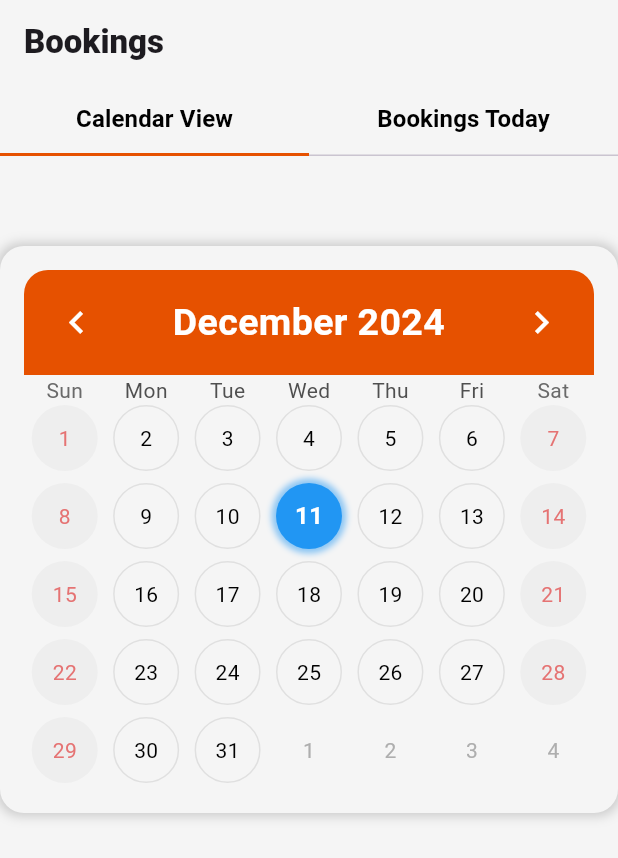
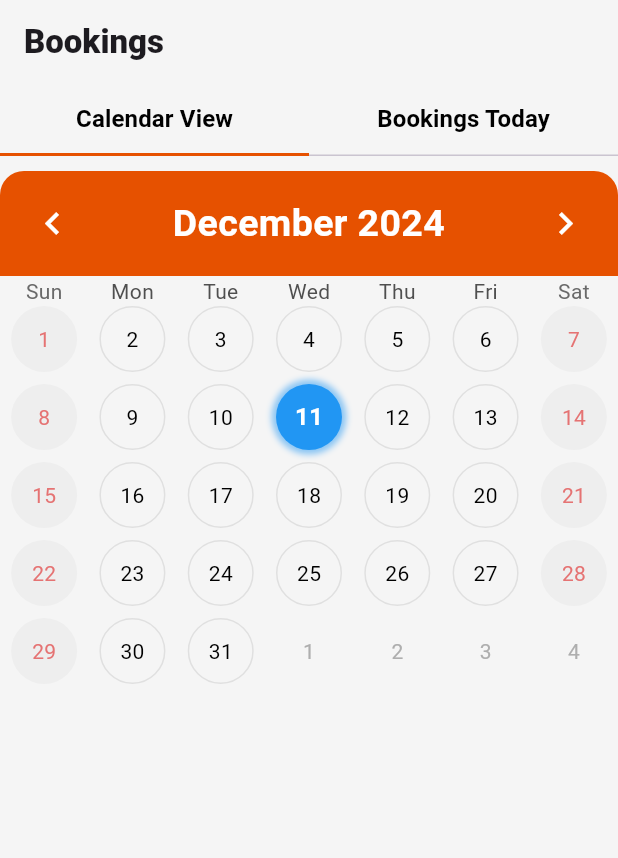
Before and after one commit to TechPyllars2024/AutoCareAutomotive, a Flutter app: the AutomotiveBookingScreen screen opened directly, on a phone screen of 412 x 824 dp. Shown: the top 858 px of the screen. Run offline on Flutter 3.47's test engine with Material 3 defaults, Android fonts, the phone set to English and light mode, and no system bars; drawn by our look-alikes of table_calendar; our stand-ins replace carousel_slider, cloud_firestore, curved_navigation_bar, file_picker, firebase_auth, firebase_core and 12 more; missing offline and left inert: flutter_pannable_rating_bar, flutter_pdfview; accounts and stored records are empty.

Commit message:
update: booking page

```diff
--- a/lib/Booking Mangement/screens/automotive_booking.dart
+++ b/lib/Booking Mangement/screens/automotive_booking.dart
@@ -643,21 +643,8 @@ class _AutomotiveBookingState extends State<AutomotiveBookingScreen> {
           children: [
             Column(
               children: [
-                const SizedBox(height: 60),
-                Container(
-                  padding: const EdgeInsets.all(16.0),
-                  decoration: BoxDecoration(
-                    color: Colors.grey.shade100,
-                    borderRadius: BorderRadius.circular(16),
-                    boxShadow: [
-                      BoxShadow(
-                        color: Colors.grey.withOpacity(0.5),
-                        blurRadius: 6,
-                        spreadRadius: 2,
-                      ),
-                    ],
-                  ),
-                  child: TableCalendar(
+                const SizedBox(height: 10),
+                TableCalendar(
                   firstDay: DateTime.utc(2020, 1, 1),
                   lastDay: DateTime.utc(2030, 12, 31),
                   focusedDay: _selectedDate,
@@ -779,7 +766,6 @@ class _AutomotiveBookingState extends State<AutomotiveBookingScreen> {
                       color: Colors.black,
                     ),
                   ),
-                  ),
                 )
               ],
             ),
```
Lines whose indentation alone changed are shown as unchanged.
